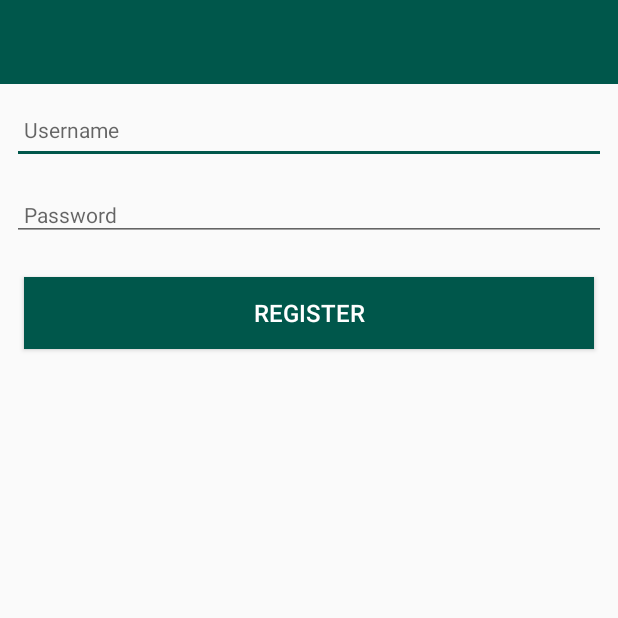
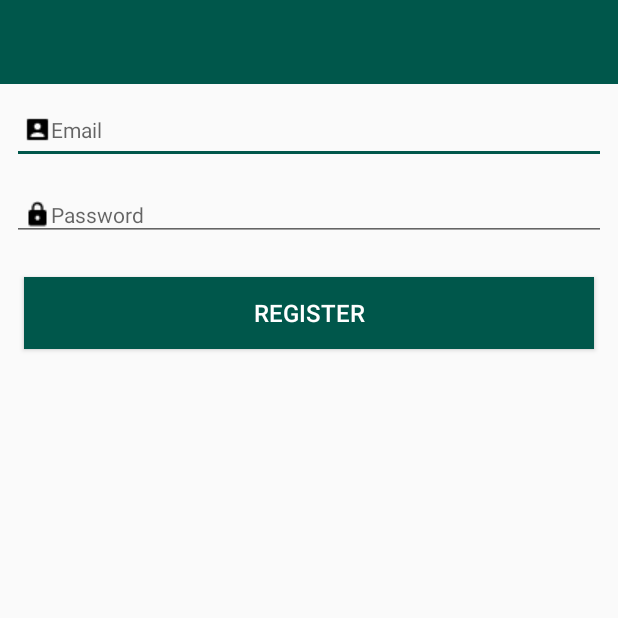
Before and after one commit to AndrewMinogue/Hillfort, an Android app: the screen it shows after launch (RegisterActivity), after a tap on "Register Here", on a phone screen of 412 x 824 dp, the top half of it. Run offline under Robolectric (Android 15) with nearby library versions, the phone set to English and light mode, and no system bars; 3 statements that could not run were skipped.

Commit message:
Added Date Visited Added icons to register screen

```diff
--- a/app/src/main/java/assignment/hillfort/activities/HillfortListActivity.kt
+++ b/app/src/main/java/assignment/hillfort/activities/HillfortListActivity.kt
@@ -70,8 +70,8 @@ class HillfortListActivity : AppCompatActivity(),HillfortListener {
     }
 
 
-    //We need to find all hillforts that only contain the user ID of the user that is logged in
-    //so we need to create a userID field in Hillforts? that will contain the id of the user when logged in ?
+    //Need to use the findall() function but filter the retrieved array to only contain the hillforts that have the same user ID
+    //Create a userID field in Hillforts? that will contain the id of the user when logged in ?
     private fun loadHillforts() {
         showHillforts(app.hillforts.findAll())
     }
--- a/app/src/main/res/layout/activity_register.xml
+++ b/app/src/main/res/layout/activity_register.xml
@@ -49,6 +49,7 @@
                     android:inputType="text"
                     android:maxLength="25"
                     android:maxLines="1"
+                    android:drawableLeft="@drawable/user"
                     android:padding="8dp"
                     android:textColor="@color/colorPrimaryDark"
                     android:textSize="14sp" />
@@ -62,7 +63,7 @@
                     android:inputType="textPassword"
                     android:maxLength="25"
                     android:maxLines="1"
-
+                    android:drawableLeft="@drawable/lock"
                     android:padding="8dp"
                     android:textColor="@color/colorPrimaryDark"
                     android:textSize="14sp" />
--- a/app/src/main/res/values/strings.xml
+++ b/app/src/main/res/values/strings.xml
@@ -23,10 +23,10 @@
 
     <string name="hillfortNumberVisited">Number of hillforts Visited</string>
     <string name="hillfortNumber">Number of hillforts</string>
-    <string name="login_unsuccessful1">Please enter a username or password</string>
+    <string name="login_unsuccessful1">Please enter a email or password</string>
     <string name="login_unsuccessful">login unsuccessful</string>
     <string name="register_successful">Registration successful</string>
-    <string name="login_username">Username</string>
+    <string name="login_username">Email</string>
     <string name="login_password">Password</string>
     <string name="button_login"> Login </string>
     <string name="login_register"> Register Here </string>
@@ -36,4 +36,5 @@
     <string name="latString"> Latitude: </string>
     <string name="longString"> Longitude: </string>
     <string name="visitedString"> Visited </string>
+    <string name="date"> Date Visited:</string>
 </resources>
```
Also changed, not shown: app/src/main/java/assignment/hillfort/activities/HillfortActivity.kt (+9 -1 lines), app/src/main/res/layout/activity_hillfort.xml (+11 -15 lines).
